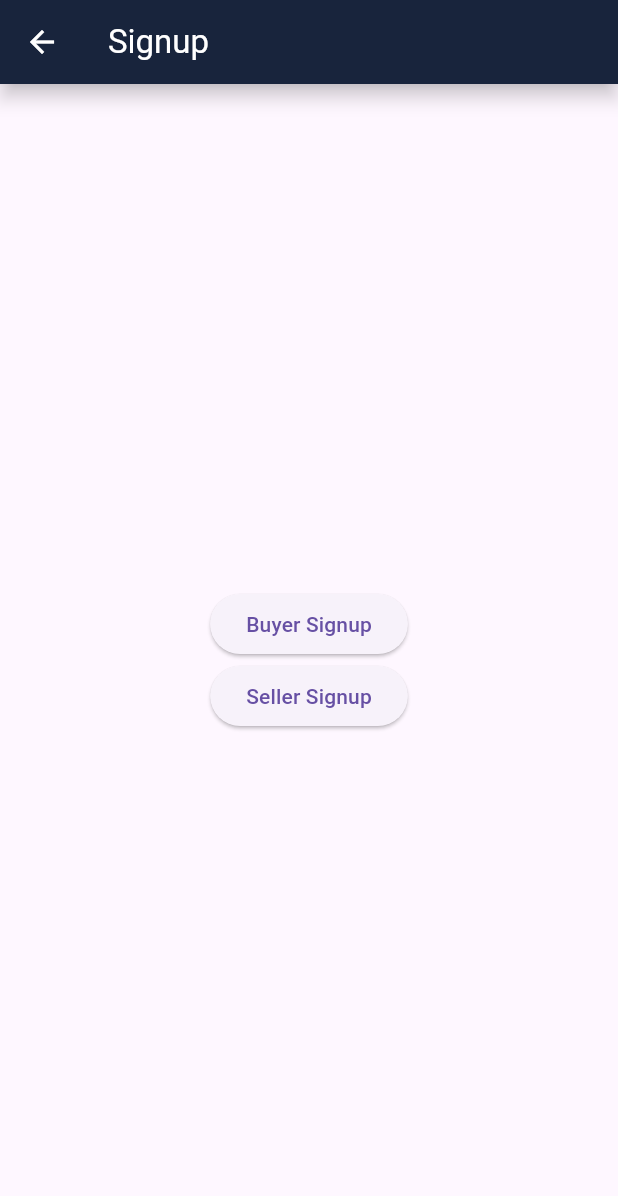
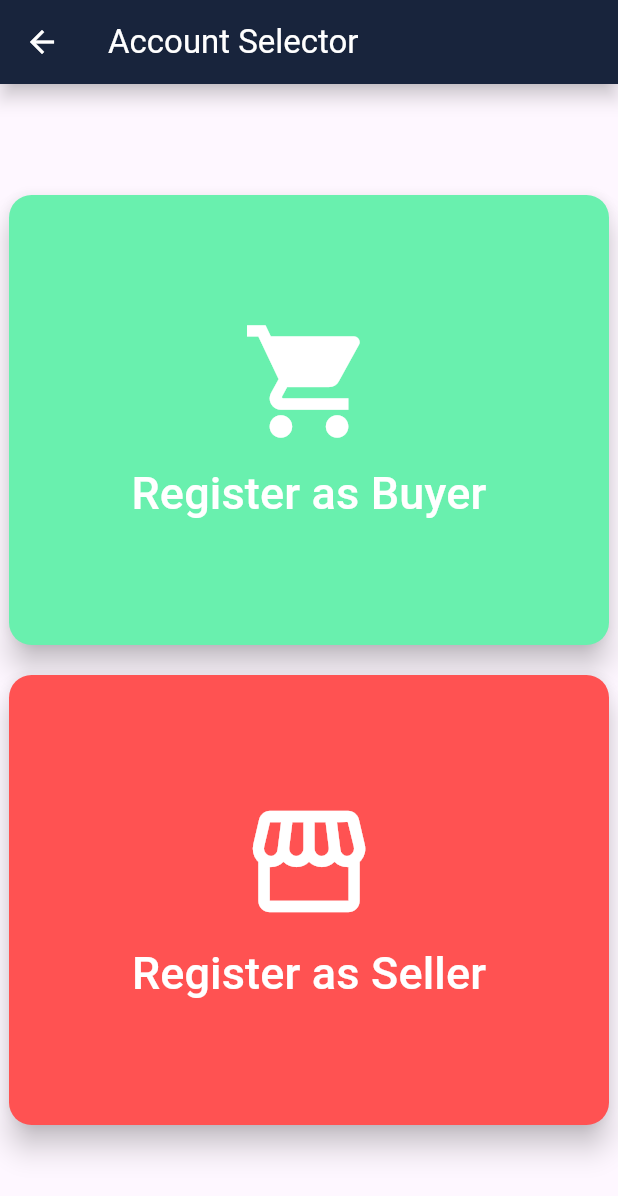
Before and after one commit to KushAgrawal1404/FishLink, a Flutter app: the SignupLandingPage screen opened by its route, on a phone screen of 412 x 824 dp. Shown: the top 1196 px of the screen. Run offline on Flutter 3.47's test engine with Material 3 defaults, Android fonts, the phone set to English and light mode, and no system bars; our stand-ins replace shared_preferences; accounts and stored records are empty; network calls fail.

Commit message:
updated UI of signup landing page

```diff
--- a/lib/screens/buyer_signup_page.dart
+++ b/lib/screens/buyer_signup_page.dart
@@ -72,7 +72,7 @@ class _BuyerSignupPageState extends State<BuyerSignupPage> {
   Widget build(BuildContext context) {
     return Scaffold(
       appBar: AppBar(
-        title: const Text('Buyer Signup'),
+        title: const Text('Registering as Buyer'),
       ),
       body: Padding(
         padding: const EdgeInsets.all(16.0),
--- a/lib/screens/seller_signup_page.dart
+++ b/lib/screens/seller_signup_page.dart
@@ -71,7 +71,7 @@ class _SellerSignupPageState extends State<SellerSignupPage> {
   Widget build(BuildContext context) {
     return Scaffold(
       appBar: AppBar(
-        title: const Text('Seller Signup'),
+        title: const Text('Registering as Seller'),
       ),
       body: Padding(
         padding: const EdgeInsets.all(16.0),
--- a/lib/screens/signup_landing_page.dart
+++ b/lib/screens/signup_landing_page.dart
@@ -7,7 +7,7 @@ class SignupLandingPage extends StatelessWidget {
   Widget build(BuildContext context) {
     return Scaffold(
       appBar: AppBar(
-        title: const Text('Signup'),
+        title: const Text('Account Selector'),
       ),
       body: Center(
         child: Column(
@@ -17,13 +17,56 @@ class SignupLandingPage extends StatelessWidget {
               onPressed: () {
                 Navigator.pushNamed(context, '/buyer_signup');
               },
-              child: const Text('Buyer Signup'),
+              style: ButtonStyle(
+                backgroundColor: MaterialStateProperty.all(Colors.greenAccent),
+                foregroundColor: MaterialStateProperty.all(Colors.white),
+                elevation: MaterialStateProperty.all(8.0),
+                shape: MaterialStateProperty.all(
+                  RoundedRectangleBorder(
+                    borderRadius: BorderRadius.circular(15.0),
+                  ),
+                ),
+                minimumSize: MaterialStateProperty.all(const Size(400, 300)),
+              ),
+              child: const Column(
+                mainAxisAlignment: MainAxisAlignment.center,
+                children: [
+                  Icon(
+                    Icons.shopping_cart,
+                    size: 90,
+                  ),
+                  SizedBox(height: 8), // Add some space between icon and text
+                  Text('Register as Buyer', style: TextStyle(fontSize: 30)),
+                ],
+              ),
             ),
+            const SizedBox(height: 20),
             ElevatedButton(
               onPressed: () {
                 Navigator.pushNamed(context, '/seller_signup');
               },
-              child: const Text('Seller Signup'),
+              style: ButtonStyle(
+                backgroundColor: MaterialStateProperty.all(Colors.redAccent),
+                foregroundColor: MaterialStateProperty.all(Colors.white),
+                elevation: MaterialStateProperty.all(8.0),
+                shape: MaterialStateProperty.all(
+                  RoundedRectangleBorder(
+                    borderRadius: BorderRadius.circular(15.0),
+                  ),
+                ),
+                minimumSize: MaterialStateProperty.all(const Size(400, 300)),
+              ),
+              child: const Column(
+                mainAxisAlignment: MainAxisAlignment.center,
+                children: [
+                  Icon(
+                    Icons.storefront,
+                    size: 90,
+                  ),
+                  SizedBox(height: 8), // Add some space between icon and text
+                  Text('Register as Seller', style: TextStyle(fontSize: 30)),
+                ],
+              ),
             ),
           ],
         ),
```
